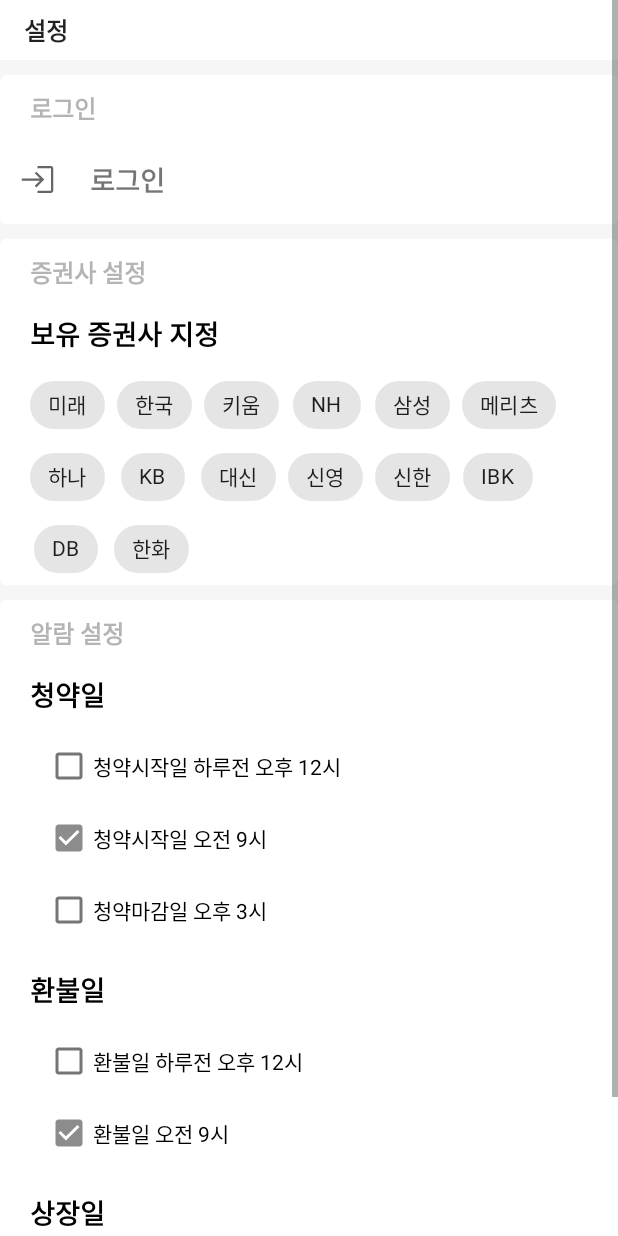
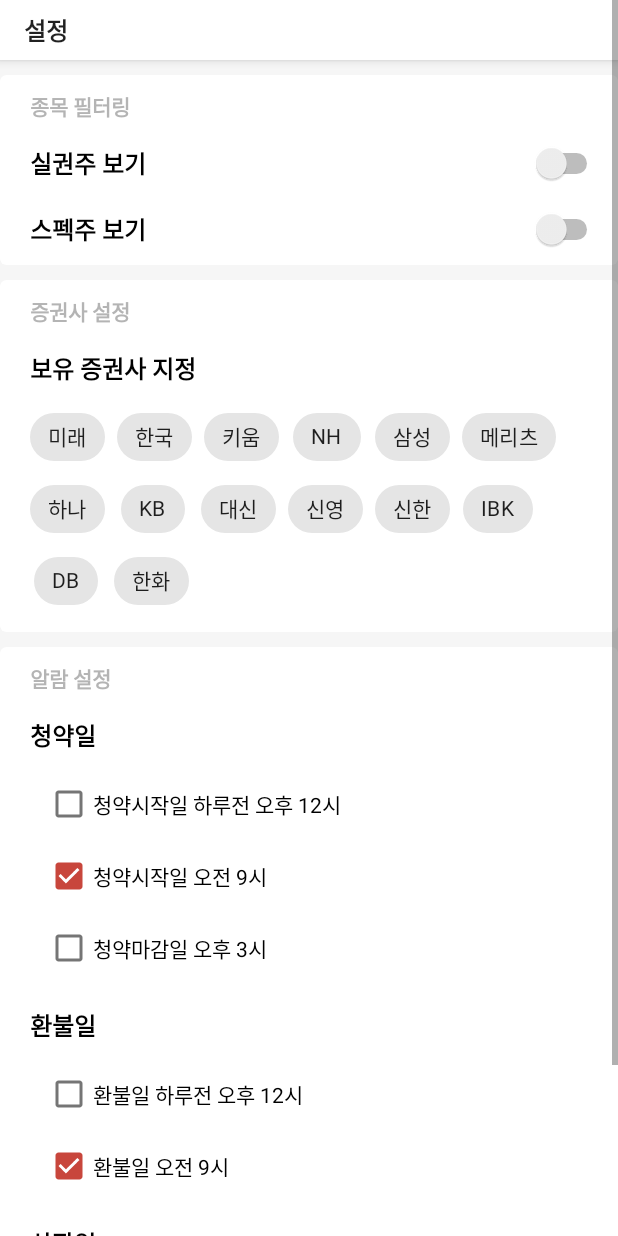
Before and after one commit to psw9999/Gongmozootopia, an Android app: the fragment ConfigurationFragment shown on its own in the app's theme, on a phone screen of 412 x 824 dp. Run offline under Robolectric (Android 15) with nearby library versions, the phone set to English and light mode, and no system bars; Roboto replaces fonts that are not available here.

Commit message:
22.05.03 - 종목 필터링 기능 추가 중..

```diff
--- a/app/src/main/AndroidManifest.xml
+++ b/app/src/main/AndroidManifest.xml
@@ -20,7 +20,6 @@
         <activity android:name="com.psw9999.gongmozootopia.UI.Activity.LoadingActivity">
             <intent-filter>
                 <action android:name="android.intent.action.MAIN" />
-
                 <category android:name="android.intent.category.LAUNCHER" />
             </intent-filter>
         </activity>
--- a/app/src/main/java/com/psw9999/gongmozootopia/UI/Fragment/ConfigurationFragment.kt
+++ b/app/src/main/java/com/psw9999/gongmozootopia/UI/Fragment/ConfigurationFragment.kt
@@ -12,41 +12,32 @@ import androidx.fragment.app.Fragment
 import android.view.LayoutInflater
 import android.view.View
 import android.view.ViewGroup
-import android.widget.CompoundButton
 import android.widget.Toast
-import androidx.core.content.ContextCompat.getSystemService
 import androidx.core.view.children
 import androidx.fragment.app.viewModels
+import androidx.lifecycle.LifecycleOwner
+import androidx.lifecycle.LiveData
 import androidx.lifecycle.Observer
 import com.google.android.material.chip.Chip
-import com.kakao.sdk.user.UserApiClient
-import com.psw9999.gongmozootopia.R
-import com.psw9999.gongmozootopia.base.BaseApplication.Companion.preferences
-import com.psw9999.gongmozootopia.UI.BottomSheet.LoginBottomSheet
-import com.psw9999.gongmozootopia.ViewModel.StockFirmViewModel
+import com.psw9999.gongmozootopia.ViewModel.ConfigurationViewModel
 import com.psw9999.gongmozootopia.base.BaseApplication.Companion.settingsManager
-import com.psw9999.gongmozootopia.Data.KakaoLoginStatus
 import com.psw9999.gongmozootopia.Util.AlarmReceiver
 import com.psw9999.gongmozootopia.databinding.FragmentConfigurationBinding
 import kotlinx.coroutines.GlobalScope
 import kotlinx.coroutines.launch
-import org.greenrobot.eventbus.EventBus
-import org.greenrobot.eventbus.Subscribe
-import org.greenrobot.eventbus.ThreadMode
 import org.joda.time.DateTime
 
 class ConfigurationFragment : Fragment() {
 
     lateinit var binding : FragmentConfigurationBinding
     lateinit var mContext: Context
-    private val stockFirmViewModel : StockFirmViewModel by viewModels()
+    private val configurationViewModel : ConfigurationViewModel by viewModels()
 
     private val alarmManager by lazy { mContext.getSystemService(ALARM_SERVICE) as AlarmManager }
     private val alarmIntent by lazy { Intent(mContext, AlarmReceiver::class.java) }
     private val pendingIntent by lazy  { PendingIntent.getBroadcast(
         mContext, AlarmReceiver.NOTIFICATION_ID, alarmIntent,
         PendingIntent.FLAG_UPDATE_CURRENT) }
-
 
     override fun onAttach(context: Context) {
         super.onAttach(context)
@@ -58,60 +49,40 @@ class ConfigurationFragment : Fragment() {
         savedInstanceState: Bundle?
     ): View? {
         binding = FragmentConfigurationBinding.inflate(inflater,container,false)
-        kakaoLoginCheck()
         testAlarmInit()
         return binding.root
     }
 
     override fun onActivityCreated(savedInstanceState: Bundle?) {
         super.onActivityCreated(savedInstanceState)
-        initChip()
-        stockFirmViewModel.stockFirmData.observe(viewLifecycleOwner, Observer {
-                Log.d("it","$it")
-                binding.chipGroupStockFirm.children.forEach { chip ->
-                    (chip as Chip).isChecked = it[chip.tag]!!
-                }
+        initConfiguration()
+    }
+
+    private fun initConfiguration() {
+        configurationViewModel.stockFirmData.observeOnce(viewLifecycleOwner, Observer {
+            binding.chipGroupStockFirm.children.forEach { chip ->
+                (chip as Chip).isChecked = it[chip.tag]!!
+            }
         })
-
-        binding.buttonLoginLogout.setOnClickListener {
-            if(preferences.isUserLogined) {
-                kakaoLogout()
-            }else{
-                val bottomSheet = LoginBottomSheet()
-                bottomSheet.show(parentFragmentManager, bottomSheet.tag)
+        configurationViewModel.isForfeitedEnabled.observeOnce(viewLifecycleOwner, Observer {
+            binding.switchForfeitedStockFiltering.isChecked = it
+        })
+        configurationViewModel.isSpacEnabled.observeOnce(viewLifecycleOwner, Observer {
+            binding.switchSpacStockFiltering.isChecked = it
+        })
+        binding.chipGroupStockFirm.children.forEach { chip ->
+            (chip as Chip).setOnClickListener {
+                configurationViewModel.setStockFirmData(chip.tag!! as String, chip.isChecked)
             }
         }
-    }
-
-    private fun kakaoLoginCheck() {
-        if(preferences.isUserLogined) {
-            binding.imageViewLoginLogout.setImageResource(R.drawable.logout)
-            binding.textViewLoginLogout.text = "로그아웃"
-        }else{
-            binding.imageViewLoginLogout.setImageResource(R.drawable.login)
-            binding.textViewLoginLogout.text = "로그인"
-        }
-    }
-
-    private fun kakaoLogout() {
-        EventBus.getDefault().post(KakaoLoginStatus(false))
-        preferences.clearPreferences()
-        UserApiClient.instance.logout { error ->
-            if (error != null) {
-                Log.e("logout", "로그아웃 실패. SDK에서 토큰 삭제됨", error)
-            }
-            else {
-                Log.i("logout", "로그아웃 성공. SDK에서 토큰 삭제됨")
+        with(binding.switchSpacStockFiltering) {
+            setOnCheckedChangeListener { _, isChecked ->
+                configurationViewModel.setSpacEnabled(isChecked)
             }
         }
-    }
-
-    private fun initChip() {
-        binding.chipGroupStockFirm.children.forEach { chip ->
-            (chip as Chip).setOnClickListener {
-                GlobalScope.launch {
-                    settingsManager.setStockFirmEnable(chip.tag!! as String, chip.isChecked)
-                }
+        with(binding.switchForfeitedStockFiltering) {
+            setOnCheckedChangeListener { _, isChecked ->
+                configurationViewModel.setForfeitedEnabled(isChecked)
             }
         }
     }
@@ -152,4 +123,13 @@ class ConfigurationFragment : Fragment() {
             Toast.makeText(mContext, toastMessage, Toast.LENGTH_SHORT).show()
         }
     }
+
+    fun <T> LiveData<T>.observeOnce(lifecycleOwner: LifecycleOwner, observer: Observer<T>) {
+        observe(lifecycleOwner, object : Observer<T> {
+            override fun onChanged(t: T?) {
+                observer.onChanged(t)
+                removeObserver(this)
+            }
+        })
+    }
 }
--- /dev/null
+++ b/app/src/main/java/com/psw9999/gongmozootopia/ViewModel/ConfigurationViewModel.kt
@@ -0,0 +1,36 @@
+package com.psw9999.gongmozootopia.ViewModel
+
+import androidx.lifecycle.*
+import com.psw9999.gongmozootopia.base.BaseApplication.Companion.settingsManager
+import kotlinx.coroutines.Dispatchers
+import kotlinx.coroutines.launch
+
+class ConfigurationViewModel : ViewModel(){
+    val stockFirmData : LiveData<Map<String,Boolean>>
+        get() = settingsManager.stockFirmFlow.asLiveData()
+
+    fun setStockFirmData(stockName : String, isEnabled: Boolean) {
+        viewModelScope.launch(Dispatchers.IO) {
+            settingsManager.setStockFirmEnable(stockName, isEnabled)
+        }
+    }
+
+    val isForfeitedEnabled : LiveData<Boolean>
+        get() = settingsManager.forfeitedStockFlow.asLiveData()
+
+    fun setForfeitedEnabled(isEnabled : Boolean) {
+        viewModelScope.launch(Dispatchers.IO) {
+            settingsManager.setForfeitedEnabled(isEnabled)
+        }
+    }
+
+    val isSpacEnabled : LiveData<Boolean>
+        get() = settingsManager.spacStockFlow.asLiveData()
+
+    fun setSpacEnabled(isEnabled : Boolean) {
+        viewModelScope.launch(Dispatchers.IO) {
+            settingsManager.setSpacEnabled(isEnabled)
+        }
+    }
+
+}
--- a/app/src/main/java/com/psw9999/gongmozootopia/ViewModel/StockFirmViewModel.kt
+++ /dev/null
@@ -1,9 +0,0 @@
-package com.psw9999.gongmozootopia.ViewModel
-
-import androidx.lifecycle.*
-import com.psw9999.gongmozootopia.base.BaseApplication.Companion.settingsManager
-
-class StockFirmViewModel : ViewModel(){
-    val stockFirmData : LiveData<Map<String,Boolean>>
-        get() = settingsManager.stockFirmFlow.asLiveData()
-}
--- a/app/src/main/java/com/psw9999/gongmozootopia/ViewModel/StockFollowingViewModel.kt
+++ b/app/src/main/java/com/psw9999/gongmozootopia/ViewModel/StockFollowingViewModel.kt
@@ -45,4 +45,5 @@ class StockFollowingViewModel(application: Application) : AndroidViewModel(appli
         }
         return isFollowing
     }
+
 }
--- a/app/src/main/java/com/psw9999/gongmozootopia/base/BaseApplication.kt
+++ b/app/src/main/java/com/psw9999/gongmozootopia/base/BaseApplication.kt
@@ -12,28 +12,20 @@ import com.psw9999.gongmozootopia.Room.StockDatabase
 import com.psw9999.gongmozootopia.Util.SharedPreferences
 
 class BaseApplication : Application(){
-
     companion object {
-        lateinit var preferences : SharedPreferences
         lateinit var settingsManager : SettingRepository
         lateinit var loadingDialog : AppCompatDialog
         lateinit var instance : BaseApplication
         val stockDatabase by lazy {StockDatabase.getDatabase(instance.applicationContext)!!}
-
         fun dpToPx (context : Context, size : Float) : Float {
             return (size * (context.resources
                 .displayMetrics.densityDpi.toFloat() / DisplayMetrics.DENSITY_DEFAULT))
-        }
-
-        fun ApplicationContext() : Context {
-            return instance.applicationContext
         }
     }
 
     override fun onCreate() {
         super.onCreate()
         instance = this
-        preferences = SharedPreferences(applicationContext)
         settingsManager = SettingRepository(applicationContext)
     }
 
--- a/app/src/main/java/com/psw9999/gongmozootopia/communication/ServerImpl.kt
+++ b/app/src/main/java/com/psw9999/gongmozootopia/communication/ServerImpl.kt
@@ -26,7 +26,8 @@ object ServerImpl {
 class AuthInterceptor : Interceptor {
     override fun intercept(chain: Interceptor.Chain): Response {
         var req =
-            chain.request().newBuilder().addHeader("Authorization", "Bearer ${BaseApplication.preferences.JWS}").build()
+            //chain.request().newBuilder().addHeader("Authorization", "Bearer ${BaseApplication.preferences.JWS}").build()
+            chain.request().newBuilder().addHeader("Authorization", "Bearer ").build()
         return chain.proceed(req)
     }
 }
--- a/app/src/main/res/layout/fragment_configuration.xml
+++ b/app/src/main/res/layout/fragment_configuration.xml
@@ -35,55 +35,61 @@
             android:layout_width="match_parent"
             android:layout_height="wrap_content"
             android:layout_marginTop="10dp"
+            android:paddingBottom="10dp"
             app:cardElevation="0dp"
             app:layout_constraintTop_toBottomOf="@+id/configuration_appbarLayout">
 
             <androidx.constraintlayout.widget.ConstraintLayout
                 android:layout_width="match_parent"
-                android:layout_height="match_parent">
+                android:layout_height="match_parent"
+                android:paddingBottom="10dp">
 
                 <TextView
                     style="@style/Configuration.Title"
-                    android:id="@+id/textView_loginHead"
+                    android:id="@+id/textView_filteringHead"
                     android:layout_width="wrap_content"
                     android:layout_height="wrap_content"
-                    android:text="로그인"
+                    android:text="종목 필터링"
                     app:layout_constraintStart_toStartOf="parent"
                     app:layout_constraintTop_toTopOf="parent" />
 
-                <Button
-                    android:id="@+id/button_login_logout"
-                    style="@style/Widget.AppCompat.Button.Borderless"
-                    android:layout_width="0dp"
-                    android:layout_height="40dp"
-                    android:layout_marginTop="15dp"
-                    android:layout_marginBottom="10dp"
-                    app:layout_constraintBottom_toBottomOf="parent"
+                <TextView
+                    style="@style/Configuration.SecondTitle"
+                    android:id="@+id/textView_forfeitedStockFiltering"
+                    android:layout_width="wrap_content"
+                    android:layout_height="wrap_content"
+                    android:text="실권주 보기"
+                    app:layout_constraintStart_toStartOf="parent"
+                    app:layout_constraintTop_toBottomOf="@+id/textView_filteringHead" />
+
+                <Switch
+                    android:id="@+id/switch_forfeitedStockFiltering"
+                    android:layout_width="wrap_content"
+                    android:layout_height="wrap_content"
+                    android:layout_marginEnd="10dp"
+                    android:checked="false"
+                    app:layout_constraintBottom_toBottomOf="@id/textView_forfeitedStockFiltering"
                     app:layout_constraintEnd_toEndOf="parent"
-                    app:layout_constraintStart_toStartOf="parent"
-                    app:layout_constraintTop_toBottomOf="@id/textView_loginHead" />
-
-                <ImageView
-                    android:id="@+id/imageView_login_logout"
-                    android:layout_width="30dp"
-                    android:layout_height="30dp"
-                    android:layout_marginStart="10dp"
-                    android:src="@drawable/login"
-                    app:layout_constraintStart_toStartOf="@+id/button_login_logout"
-                    app:layout_constraintTop_toTopOf="@id/button_login_logout"
-                    app:layout_constraintBottom_toBottomOf="@id/button_login_logout"/>
+                    app:layout_constraintTop_toTopOf="@id/textView_forfeitedStockFiltering" />
 
                 <TextView
-                    android:id="@+id/textView_login_logout"
+                    style="@style/Configuration.SecondTitle"
+                    android:id="@+id/textView_spacStockFiltering"
                     android:layout_width="wrap_content"
                     android:layout_height="wrap_content"
-                    android:text="로그인"
-                    android:textSize="18dp"
-                    android:textStyle="bold"
-                    android:layout_marginStart="20dp"
-                    app:layout_constraintBottom_toBottomOf="@id/button_login_logout"
-                    app:layout_constraintStart_toEndOf="@id/imageView_login_logout"
-                    app:layout_constraintTop_toTopOf="@id/button_login_logout" />
+                    android:layout_marginTop="20dp"
+                    android:text="스펙주 보기"
+                    app:layout_constraintStart_toStartOf="parent"
+                    app:layout_constraintTop_toBottomOf="@+id/textView_forfeitedStockFiltering" />
+
+                <Switch
+                    android:id="@+id/switch_spacStockFiltering"
+                    android:layout_width="wrap_content"
+                    android:layout_height="wrap_content"
+                    android:layout_marginEnd="10dp"
+                    app:layout_constraintTop_toTopOf="@id/textView_spacStockFiltering"
+                    app:layout_constraintBottom_toBottomOf="@id/textView_spacStockFiltering"
+                    app:layout_constraintEnd_toEndOf="parent"/>
 
             </androidx.constraintlayout.widget.ConstraintLayout>
         </com.google.android.material.card.MaterialCardView>
@@ -93,12 +99,14 @@
             android:layout_width="match_parent"
             android:layout_height="wrap_content"
             android:layout_marginTop="10dp"
+            android:paddingBottom="10dp"
             app:cardElevation="0dp"
             app:layout_constraintTop_toBottomOf="@+id/configuration_login">
 
             <androidx.constraintlayout.widget.ConstraintLayout
                 android:layout_width="match_parent"
-                android:layout_height="match_parent">
+                android:layout_height="match_parent"
+                android:paddingBottom="10dp">
 
                 <TextView
                     style="@style/Configuration.Title"
@@ -248,12 +256,14 @@
             android:layout_width="match_parent"
             android:layout_height="wrap_content"
             android:layout_marginTop="10dp"
+            android:paddingBottom="10dp"
             app:cardElevation="0dp"
             app:layout_constraintTop_toBottomOf="@+id/configuration_stockFirm">
 
             <androidx.constraintlayout.widget.ConstraintLayout
                 android:layout_width="match_parent"
-                android:layout_height="match_parent">
+                android:layout_height="match_parent"
+                android:paddingBottom="10dp">
 
                 <TextView
                     style="@style/Configuration.Title"
--- a/app/src/main/res/menu/appbar_main.xml
+++ b/app/src/main/res/menu/appbar_main.xml
@@ -3,7 +3,7 @@
     xmlns:app="http://schemas.android.com/apk/res-auto">
 
     <item
-        android:id="@+id/action_history"
+        android:id="@+id/action_filter"
         android:icon="@drawable/ic_baseline_filter_alt_24"
         android:title="filter"
         app:showAsAction="always"></item>
--- a/app/src/main/res/values/colors.xml
+++ b/app/src/main/res/values/colors.xml
@@ -1,6 +1,8 @@
 <?xml version="1.0" encoding="utf-8"?>
 <resources>
-    <color name="test">#CCFFC107</color>
+
+    <color name="mainColor">#C8463C</color>
+
     <color name="purple_200">#FFBB86FC</color>
     <color name="purple_500">#FF6200EE</color>
     <color name="purple_700">#FF3700B3</color>
--- a/app/src/main/res/values/strings.xml
+++ b/app/src/main/res/values/strings.xml
@@ -1,5 +1,4 @@
 <resources>
-    <string name="app_name">Gomozootopia</string>
-
+    <string name="app_name">Gongmozootopia</string>
     <string name="autoLogin">AUTO_LOGIN</string>
 </resources>
--- a/app/src/main/res/values/style.xml
+++ b/app/src/main/res/values/style.xml
@@ -2,11 +2,10 @@
 <resources>
     <!-- Base application theme. -->
     <style name="AppTheme" parent="Theme.MaterialComponents.Light.NoActionBar">
-        <item name="elevation">0dp</item>
         <item name="colorSurface">#FFFFFF</item>
-        <item name="colorPrimary">#000000</item>
+        <item name="colorPrimary">@color/mainColor</item>
         <item name="colorPrimaryDark">#FFFFFF</item>
-        <item name="colorSecondary">#8C8C8C</item>
+        <item name="colorSecondary">@color/mainColor</item>
         <item name="android:windowLightStatusBar">true</item>
     </style>
 
@@ -122,7 +121,7 @@
     <style name="Configuration"/>
 
         <style name="Configuration.Title" parent="TextAppearance.AppCompat">
-            <item name="android:textSize">16dp</item>
+            <item name="android:textSize">14dp</item>
             <item name="android:textColor">@color/configuration_head</item>
             <item name="android:textStyle">bold</item>
             <item name="android:layout_marginTop">10dp</item>
@@ -130,7 +129,7 @@
         </style>
 
         <style name="Configuration.SecondTitle" parent="TextAppearance.AppCompat">
-            <item name="android:textSize">18dp</item>
+            <item name="android:textSize">16dp</item>
             <item name="android:textColor">@color/black</item>
             <item name="android:textStyle">bold</item>
             <item name="android:layout_marginTop">15dp</item>
```
Also changed, not shown: app/src/main/java/com/psw9999/gongmozootopia/Adapter/MainFragmentAdapter.kt (deleted, +0 -17 lines), app/src/main/java/com/psw9999/gongmozootopia/Adapter/StockListAdapter.kt (+19 -49 lines), app/src/main/java/com/psw9999/gongmozootopia/Repository/SettingRepository.kt (+40 -8 lines), app/src/main/java/com/psw9999/gongmozootopia/UI/BottomSheet/LoginBottomSheet.kt (+22 -23 lines), app/src/main/java/com/psw9999/gongmozootopia/UI/Fragment/MainFragment.kt (+26 -48 lines), app/src/main/java/com/psw9999/gongmozootopia/Util/DiffUtilCallback.kt (added, +21 -0 lines).
